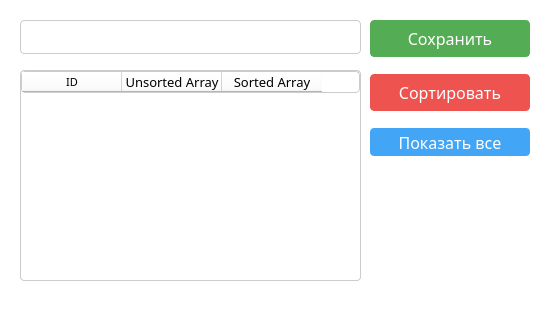
Before: the Qt Designer form heapSort.ui in borkli/heap_sort, drawn with Qt 5.
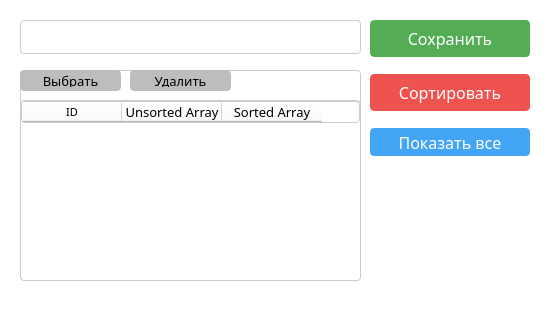
After: the same form once the commit is applied.

The edit to the form file:
```diff
--- a/heapSort.ui
+++ b/heapSort.ui
@@ -323,9 +323,9 @@
     <property name="geometry">
      <rect>
       <x>20</x>
-      <y>70</y>
+      <y>100</y>
       <width>341</width>
-      <height>211</height>
+      <height>181</height>
      </rect>
     </property>
     <property name="cursor" stdset="0">
@@ -359,6 +359,126 @@
      </property>
     </column>
    </widget>
+   <widget class="QPushButton" name="select_button">
+    <property name="geometry">
+     <rect>
+      <x>20</x>
+      <y>70</y>
+      <width>101</width>
+      <height>21</height>
+     </rect>
+    </property>
+    <property name="sizePolicy">
+     <sizepolicy hsizetype="Ignored" vsizetype="Expanding">
+      <horstretch>0</horstretch>
+      <verstretch>0</verstretch>
+     </sizepolicy>
+    </property>
+    <property name="font">
+     <font>
+      <family>inherit</family>
+      <pointsize>10</pointsize>
+     </font>
+    </property>
+    <property name="cursor">
+     <cursorShape>PointingHandCursor</cursorShape>
+    </property>
+    <property name="mouseTracking">
+     <bool>false</bool>
+    </property>
+    <property name="autoFillBackground">
+     <bool>false</bool>
+    </property>
+    <property name="styleSheet">
+     <string notr="true">QPushButton {
+                                    padding: 3px 3px 3px 3px!important;
+                                    border: 1px solid #bdbdbd;
+                                    background-color: #bdbdbd;
+                                    color: black;
+                                    border-radius: 4px;
+                                    font-family: inherit;
+                                    font-size: 10pt;
+                                    }
+
+                                    QPushButton:hover {
+                                    background-color: #9e9e9e;
+                                    }
+
+                                    QPushButton:pressed {
+                                    background-color: #757575;
+                                    }
+                                </string>
+    </property>
+    <property name="hidden">
+     <bool>true</bool>
+    </property>
+    <property name="text">
+     <string>Выбрать</string>
+    </property>
+    <property name="autoRepeatInterval">
+     <number>100</number>
+    </property>
+   </widget>
+   <widget class="QPushButton" name="del_button">
+    <property name="geometry">
+     <rect>
+      <x>130</x>
+      <y>70</y>
+      <width>101</width>
+      <height>21</height>
+     </rect>
+    </property>
+    <property name="sizePolicy">
+     <sizepolicy hsizetype="Ignored" vsizetype="Expanding">
+      <horstretch>0</horstretch>
+      <verstretch>0</verstretch>
+     </sizepolicy>
+    </property>
+    <property name="font">
+     <font>
+      <family>inherit</family>
+      <pointsize>10</pointsize>
+     </font>
+    </property>
+    <property name="cursor">
+     <cursorShape>PointingHandCursor</cursorShape>
+    </property>
+    <property name="mouseTracking">
+     <bool>false</bool>
+    </property>
+    <property name="autoFillBackground">
+     <bool>false</bool>
+    </property>
+    <property name="styleSheet">
+     <string notr="true">QPushButton {
+                                    padding: 3px 3px 3px 3px!important;
+                                    border: 1px solid #bdbdbd;
+                                    background-color: #bdbdbd;
+                                    color: black;
+                                    border-radius: 4px;
+                                    font-family: inherit;
+                                    font-size: 10pt;
+                                    }
+
+                                    QPushButton:hover {
+                                    background-color: #9e9e9e;
+                                    }
+
+                                    QPushButton:pressed {
+                                    background-color: #757575;
+                                    }
+                                </string>
+    </property>
+    <property name="hidden">
+     <bool>true</bool>
+    </property>
+    <property name="text">
+     <string>Удалить</string>
+    </property>
+    <property name="autoRepeatInterval">
+     <number>100</number>
+    </property>
+   </widget>
   </widget>
   <widget class="QStatusBar" name="statusbar"/>
  </widget>
```
Left out of the diff: 11 changed lines with no effect on the pictures.
